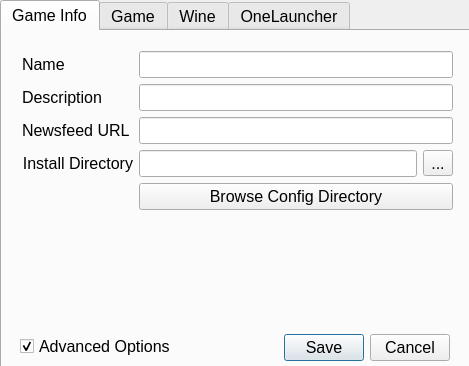
Above: src/onelauncher/ui/settings.ui from JuneStepp/OneLauncher before the change. Below: the same form after it.
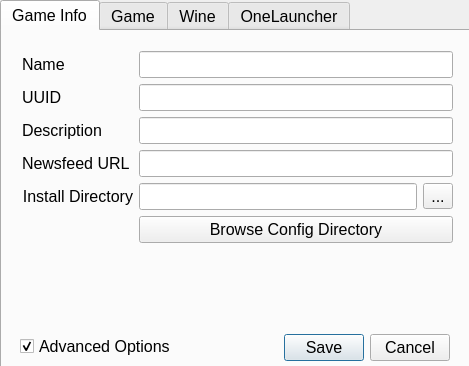
That is the form after the change.

Commit message: feat: Show game UUID in setting window

Diff of the .ui file:
```diff
--- a/src/onelauncher/ui/settings.ui
+++ b/src/onelauncher/ui/settings.ui
@@ -79,27 +79,27 @@
       <item row="0" column="1">
        <widget class="QLineEdit" name="gameNameLineEdit"/>
       </item>
-      <item row="1" column="0">
+      <item row="2" column="0">
        <widget class="QLabel" name="gameDescriptionLabel">
         <property name="text">
          <string>Description</string>
         </property>
        </widget>
       </item>
-      <item row="1" column="1">
+      <item row="2" column="1">
        <widget class="QLineEdit" name="gameDescriptionLineEdit"/>
       </item>
-      <item row="2" column="0">
+      <item row="3" column="0">
        <widget class="QLabel" name="gameNewsfeedLabel">
         <property name="text">
          <string>Newsfeed URL</string>
         </property>
        </widget>
       </item>
-      <item row="2" column="1">
+      <item row="3" column="1">
        <widget class="QLineEdit" name="gameNewsfeedLineEdit"/>
       </item>
-      <item row="3" column="0">
+      <item row="4" column="0">
        <widget class="QLabel" name="gameDirLabel">
         <property name="toolTip">
          <string>Game install directory. There should be a file called patchclient.dll here</string>
@@ -112,7 +112,7 @@
         </property>
        </widget>
       </item>
-      <item row="3" column="1">
+      <item row="4" column="1">
        <layout class="QHBoxLayout" name="gameDirLayout">
         <item>
          <widget class="QLineEdit" name="gameDirLineEdit">
@@ -133,7 +133,7 @@
         </item>
        </layout>
       </item>
-      <item row="4" column="1">
+      <item row="5" column="1">
        <widget class="QPushButton" name="browseGameConfigDirButton">
         <property name="sizePolicy">
          <sizepolicy hsizetype="Preferred" vsizetype="Fixed">
@@ -149,6 +149,20 @@
         </property>
        </widget>
       </item>
+      <item row="1" column="0">
+       <widget class="QLabel" name="gameUUIDLabel">
+        <property name="text">
+         <string>UUID</string>
+        </property>
+       </widget>
+      </item>
+      <item row="1" column="1">
+       <widget class="QLineEdit" name="gameUUIDLineEdit">
+        <property name="readOnly">
+         <bool>true</bool>
+        </property>
+       </widget>
+      </item>
      </layout>
     </widget>
    </widget>
```
The commit also changes 2 other files.
